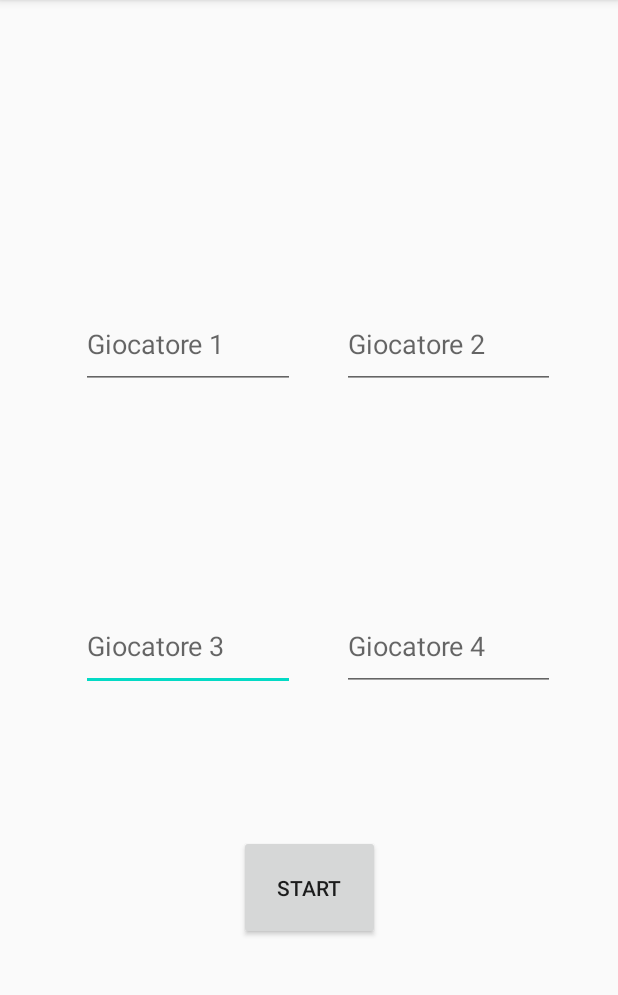
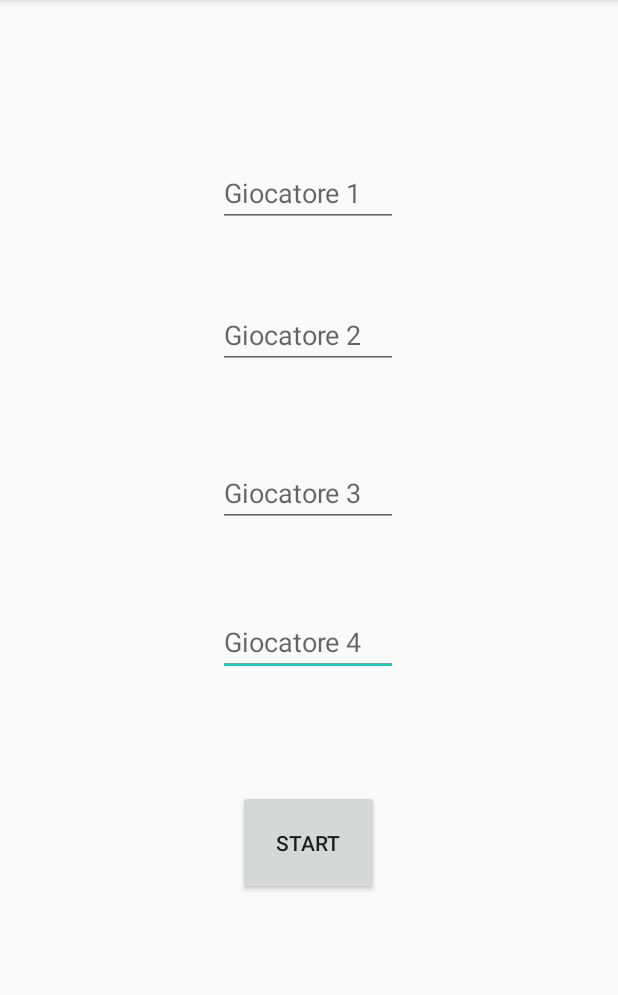
Before and after one commit to Spectralwall/Conta-King, an Android app: the screen it shows after launch (MainActivity), on a phone screen of 412 x 824 dp, the part 84-1079 px from its top. Run offline under Robolectric (Android 15) with nearby library versions, the phone set to English and light mode, and no system bars; our stand-ins replace navigation-ui.

Commit message:
primo fragment completato, inizio del secondo

```diff
--- /dev/null
+++ b/app/src/main/java/com/example/contaking/Fragment/No_k_No_j.java
@@ -0,0 +1,29 @@
+package com.example.contaking.Fragment;
+
+import android.os.Bundle;
+
+import androidx.fragment.app.Fragment;
+
+import android.view.LayoutInflater;
+import android.view.View;
+import android.view.ViewGroup;
+
+import com.example.contaking.R;
+
+
+public class No_k_No_j extends Fragment {
+
+    @Override
+    public void onCreate(Bundle savedInstanceState) {
+        super.onCreate(savedInstanceState);
+
+    }
+
+    @Override
+    public View onCreateView(LayoutInflater inflater, ViewGroup container, Bundle savedInstanceState) {
+        // Inflate the layout for this fragment
+        View view = inflater.inflate(R.layout.fragment_no_k__no_j, container, false);
+
+        return view;
+    }
+}
--- a/app/src/main/java/com/example/contaking/NumPlayer.java
+++ b/app/src/main/java/com/example/contaking/Fragment/NumPlayer.java
@@ -1,8 +1,11 @@
-package com.example.contaking;
+package com.example.contaking.Fragment;
 
 import android.os.Bundle;
 
 import androidx.fragment.app.Fragment;
+import androidx.navigation.NavController;
+import androidx.navigation.Navigation;
+import androidx.navigation.fragment.NavHostFragment;
 
 import android.view.LayoutInflater;
 import android.view.View;
@@ -10,31 +13,38 @@ import android.view.ViewGroup;
 import android.widget.Button;
 import android.widget.EditText;
 
+import com.example.contaking.MainActivity;
+import com.example.contaking.Model.Data;
+import com.example.contaking.R;
+
 public class NumPlayer extends Fragment {
 
     private EditText giocatore1;
     private EditText giocatore2;
     private EditText giocatore3;
     private EditText giocatore4;
-
-    public NumPlayer() {
-        // Required empty public constructor
-    }
+    private Button start;
 
     @Override
     public void onCreate(Bundle savedInstanceState) {
         super.onCreate(savedInstanceState);
 
+
     }
 
     @Override
     public View onCreateView(LayoutInflater inflater, ViewGroup container, Bundle savedInstanceState) {
+
         View view = inflater.inflate(R.layout.fragment_num_player, container, false);
-
-        setAllWidget(view);
-        Button start = (Button) view.findViewById(R.id.button);
+        //connetiamo tutti i componenti
+        giocatore1 = (EditText) view.findViewById(R.id.giocatore1);
+        giocatore2 = (EditText) view.findViewById(R.id.giocatore2);
+        giocatore3 = (EditText) view.findViewById(R.id.giocatore3);
+        giocatore4 = (EditText) view.findViewById(R.id.giocatore4);
+        start = (Button) view.findViewById(R.id.button);
 
         //click sul bottone
+
         start.setOnClickListener(new View.OnClickListener() {
             @Override
             public void onClick(View v) {
@@ -45,18 +55,14 @@ public class NumPlayer extends Fragment {
                 Data.setPlayer4(giocatore4.getText().toString());
 
                 //cambio fragment
-
+                NavHostFragment.findNavController(NumPlayer.this)
+                        .navigate(R.id.action_navigation_NumPlayer_to_navigation_noKnoJ);
             }
         });
+
 
         return view;
     }
 
-    //connettiamo tutti i dati
-    private void setAllWidget(View view) {
-        giocatore1 =(EditText) view.findViewById(R.id.Text1);
-        giocatore2 =(EditText) view.findViewById(R.id.Text2);
-        giocatore3 =(EditText) view.findViewById(R.id.Text3);
-        giocatore4 =(EditText) view.findViewById(R.id.Text4);
-    }
+
 }
--- a/app/src/main/java/com/example/contaking/MainActivity.java
+++ b/app/src/main/java/com/example/contaking/MainActivity.java
@@ -3,6 +3,7 @@ package com.example.contaking;
 import androidx.appcompat.app.AppCompatActivity;
 import androidx.navigation.NavController;
 import androidx.navigation.Navigation;
+import androidx.navigation.ui.NavigationUI;
 
 import android.os.Bundle;
 
@@ -13,5 +14,6 @@ public class MainActivity extends AppCompatActivity {
         super.onCreate(savedInstanceState);
         setContentView(R.layout.activity_main);
         NavController navController = Navigation.findNavController(this, R.id.nav_host_fragment);//dico che il navigation controller si collegga al navigation host fragment
+
     }
 }
--- a/app/src/main/java/com/example/contaking/Data.java
+++ b/app/src/main/java/com/example/contaking/Model/Data.java
@@ -1,4 +1,4 @@
-package com.example.contaking;
+package com.example.contaking.Model;
 
 //classe dei dati, qui si salveranno tutti i dati che richiedono una persistenza temporanea
 
--- /dev/null
+++ b/app/src/main/res/layout/fragment_no_k__no_j.xml
@@ -0,0 +1,14 @@
+<?xml version="1.0" encoding="utf-8"?>
+<FrameLayout xmlns:android="http://schemas.android.com/apk/res/android"
+    xmlns:tools="http://schemas.android.com/tools"
+    android:layout_width="match_parent"
+    android:layout_height="match_parent"
+    tools:context=".Fragment.No_k_No_j">
+
+    <!-- TODO: Update blank fragment layout -->
+    <TextView
+        android:layout_width="match_parent"
+        android:layout_height="match_parent"
+        android:text="@string/hello_blank_fragment" />
+
+</FrameLayout>
--- a/app/src/main/res/layout/fragment_num_player.xml
+++ b/app/src/main/res/layout/fragment_num_player.xml
@@ -4,83 +4,75 @@
     xmlns:tools="http://schemas.android.com/tools"
     android:layout_width="match_parent"
     android:layout_height="match_parent"
-    tools:context=".NumPlayer">
+    tools:context=".Fragment.NumPlayer">
+
 
     <EditText
-        android:id="@+id/Text3"
-        android:layout_width="0dp"
-        android:layout_height="0dp"
-        android:layout_marginStart="54dp"
-        android:layout_marginLeft="54dp"
-        android:layout_marginEnd="31dp"
-        android:layout_marginRight="31dp"
-        android:layout_marginBottom="307dp"
+        android:id="@+id/giocatore4"
+        android:layout_width="120dp"
+        android:layout_height="40dp"
         android:ems="10"
-        android:hint="Giocatore 3"
         android:inputType="textPersonName"
+        android:hint="Giocatore 4"
         app:layout_constraintBottom_toBottomOf="parent"
-        app:layout_constraintEnd_toStartOf="@+id/Text4"
+        app:layout_constraintEnd_toEndOf="parent"
+        app:layout_constraintHorizontal_bias="0.498"
         app:layout_constraintStart_toStartOf="parent"
-        app:layout_constraintTop_toBottomOf="@+id/Text1" />
+        app:layout_constraintTop_toTopOf="parent"
+        app:layout_constraintVertical_bias="0.564" />
 
     <EditText
-        android:id="@+id/Text2"
-        android:layout_width="0dp"
-        android:layout_height="0dp"
-        android:layout_marginTop="199dp"
-        android:layout_marginEnd="42dp"
-        android:layout_marginRight="42dp"
-        android:layout_marginBottom="141dp"
+        android:id="@+id/giocatore2"
+        android:layout_width="120dp"
+        android:layout_height="40dp"
         android:ems="10"
+        android:inputType="textPersonName"
         android:hint="Giocatore 2"
-        android:inputType="textPersonName"
-        app:layout_constraintBottom_toTopOf="@+id/Text4"
+        app:layout_constraintBottom_toBottomOf="parent"
         app:layout_constraintEnd_toEndOf="parent"
-        app:layout_constraintStart_toEndOf="@+id/Text1"
-        app:layout_constraintTop_toTopOf="parent" />
+        app:layout_constraintHorizontal_bias="0.498"
+        app:layout_constraintStart_toStartOf="parent"
+        app:layout_constraintTop_toTopOf="parent"
+        app:layout_constraintVertical_bias="0.283" />
 
     <EditText
-        android:id="@+id/Text4"
-        android:layout_width="0dp"
-        android:layout_height="0dp"
-        android:layout_marginEnd="42dp"
-        android:layout_marginRight="42dp"
-        android:layout_marginBottom="96dp"
+        android:id="@+id/giocatore1"
+        android:layout_width="120dp"
+        android:layout_height="40dp"
         android:ems="10"
-        android:hint="Giocatore 4"
         android:inputType="textPersonName"
-        app:layout_constraintBottom_toTopOf="@+id/button"
+        android:hint="Giocatore 1"
+        app:layout_constraintBottom_toBottomOf="parent"
         app:layout_constraintEnd_toEndOf="parent"
-        app:layout_constraintStart_toEndOf="@+id/Text3"
-        app:layout_constraintTop_toBottomOf="@+id/Text2" />
+        app:layout_constraintHorizontal_bias="0.498"
+        app:layout_constraintStart_toStartOf="parent"
+        app:layout_constraintTop_toTopOf="parent"
+        app:layout_constraintVertical_bias="0.153" />
 
     <EditText
-        android:id="@+id/Text1"
-        android:layout_width="0dp"
-        android:layout_height="0dp"
-        android:layout_marginStart="54dp"
-        android:layout_marginLeft="54dp"
-        android:layout_marginTop="199dp"
-        android:layout_marginEnd="31dp"
-        android:layout_marginRight="31dp"
-        android:layout_marginBottom="141dp"
+        android:id="@+id/giocatore3"
+        android:layout_width="120dp"
+        android:layout_height="40dp"
         android:ems="10"
-        android:hint="Giocatore 1"
         android:inputType="textPersonName"
-        app:layout_constraintBottom_toTopOf="@+id/Text3"
-        app:layout_constraintEnd_toStartOf="@+id/Text2"
+        android:hint="Giocatore 3"
+        app:layout_constraintBottom_toBottomOf="parent"
+        app:layout_constraintEnd_toEndOf="parent"
+        app:layout_constraintHorizontal_bias="0.498"
         app:layout_constraintStart_toStartOf="parent"
-        app:layout_constraintTop_toTopOf="parent" />
+        app:layout_constraintTop_toTopOf="parent"
+        app:layout_constraintVertical_bias="0.428" />
 
     <Button
         android:id="@+id/button"
         android:layout_width="wrap_content"
         android:layout_height="wrap_content"
-        android:layout_marginBottom="141dp"
+        android:text="Start"
         android:padding="25dp"
-        android:text="Start"
         app:layout_constraintBottom_toBottomOf="parent"
         app:layout_constraintEnd_toEndOf="parent"
+        app:layout_constraintHorizontal_bias="0.498"
         app:layout_constraintStart_toStartOf="parent"
-        app:layout_constraintTop_toBottomOf="@+id/Text4" />
+        app:layout_constraintTop_toTopOf="parent"
+        app:layout_constraintVertical_bias="0.755" />
 </androidx.constraintlayout.widget.ConstraintLayout>
--- a/app/src/main/res/navigation/mobile_navigation.xml
+++ b/app/src/main/res/navigation/mobile_navigation.xml
@@ -7,9 +7,19 @@
 
     <fragment
         android:id="@+id/navigation_NumPlayer"
-        android:name="com.example.contaking.NumPlayer"
+        android:name="com.example.contaking.Fragment.NumPlayer"
         android:label="Numero Player"
         tools:layout="@layout/fragment_num_player" >
+        <action
+            android:id="@+id/action_navigation_NumPlayer_to_navigation_noKnoJ"
+            app:destination="@id/navigation_noKnoJ" />
+    </fragment>
+
+    <fragment
+        android:id="@+id/navigation_noKnoJ"
+        android:name="com.example.contaking.Fragment.No_k_No_j"
+        android:label="NO K NO J"
+        tools:layout="@layout/fragment_no_k__no_j" >
     </fragment>
 
 
```
